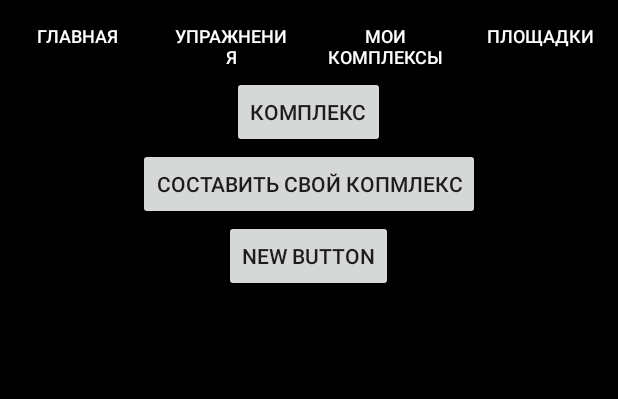
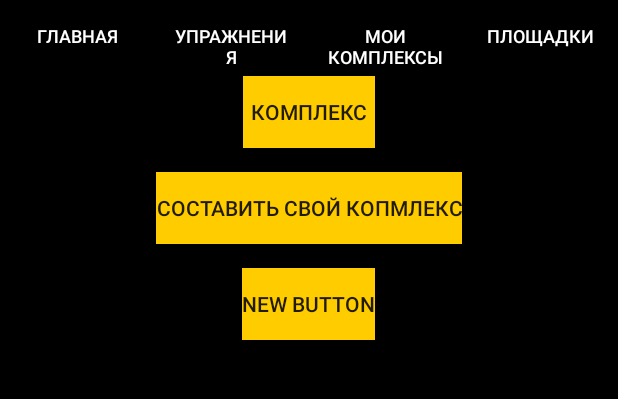
Before and after one commit to volhaBokuts/TRXTraining, an Android app: the screen it shows after launch (HomeActivity), on a phone screen of 412 x 824 dp, the part 84-483 px from its top. Run offline under Robolectric (Android 15) with nearby library versions, the phone set to English and light mode, and no system bars.

Commit message:
home page design

```diff
--- a/app/src/main/res/layout/activity_main.xml
+++ b/app/src/main/res/layout/activity_main.xml
@@ -64,21 +64,27 @@
             android:layout_width="wrap_content"
             android:layout_height="wrap_content"
             android:text="@string/btn_complex"
-            android:layout_gravity="center_horizontal" />
+            android:layout_gravity="center_horizontal"
+            android:background="@color/colorButton"
+            android:layout_marginBottom="16dp" />
 
         <Button
             android:id="@+id/buttonOwnComplex"
             android:layout_width="wrap_content"
             android:layout_height="wrap_content"
             android:text="@string/btn_own_complex"
-            android:layout_gravity="center_horizontal" />
+            android:layout_gravity="center_horizontal"
+            android:background="@color/colorButton"
+            android:layout_marginBottom="16dp" />
 
         <Button
             android:id="@+id/button3"
             android:layout_width="wrap_content"
             android:layout_height="wrap_content"
             android:text="New Button"
-            android:layout_gravity="center_horizontal" />
+            android:layout_gravity="center_horizontal"
+            android:background="@color/colorButton"
+            android:layout_marginBottom="16dp" />
 
     </LinearLayout>
 
--- a/app/src/main/res/values/colors.xml
+++ b/app/src/main/res/values/colors.xml
@@ -5,4 +5,5 @@
     <color name="colorAccent">#FF4081</color>
     <color name="colorBackground">#000000</color>
     <color name="colorText">#FFFFFF</color>
+    <color name="colorButton">#FFCC00</color>
 </resources>
```
